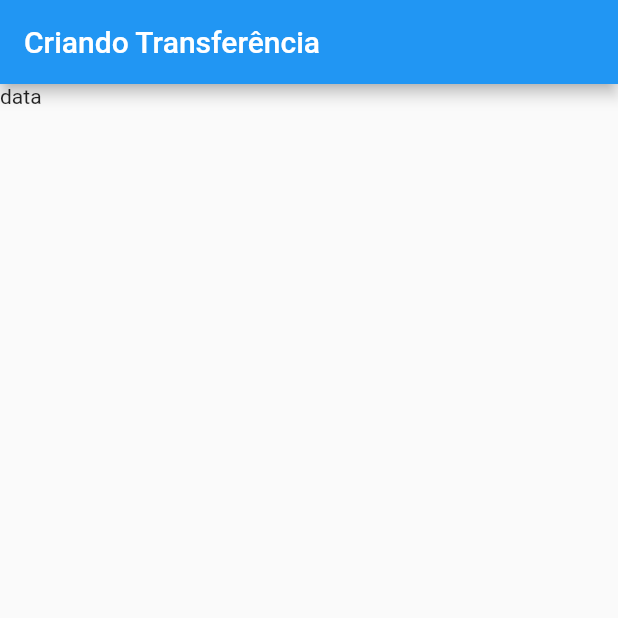
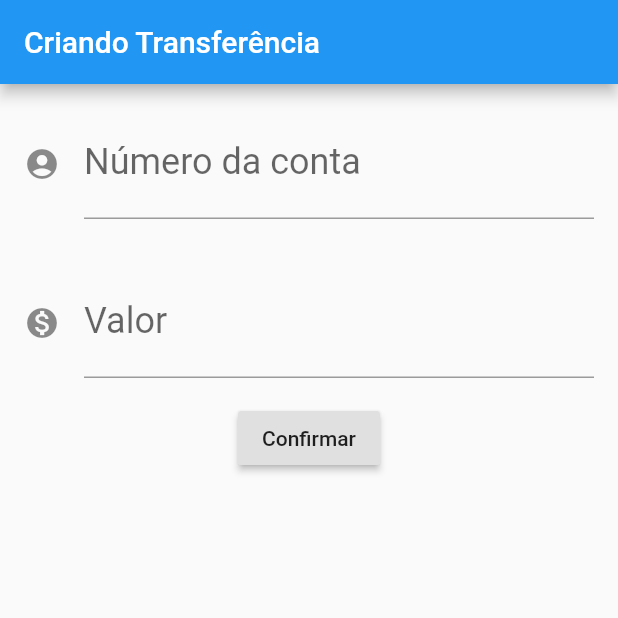
Before and after one commit to CaioGomes08/ByteBank, a Flutter app: the screen it shows after launch, on a phone screen of 412 x 824 dp, the top half of it. Run offline on Flutter 3.47's test engine with Material 2 defaults, Android fonts, the phone set to English and light mode, and no system bars.

Commit message:
Formulário para cadastrar as transferencias

```diff
--- a/lib/main.dart
+++ b/lib/main.dart
@@ -23,7 +23,43 @@ class FormularioTransferencia extends StatelessWidget {
       appBar: AppBar(
         title: Text('Criando Transferência'),
       ),
-      body: Text('data'),
+      body: Column(
+        children: <Widget>[
+          Padding(
+            padding: const EdgeInsets.all(16.0),
+            child: TextField(
+              style: TextStyle(
+                fontSize: 24.0,
+              ),
+              decoration: InputDecoration(
+                icon: Icon(Icons.account_circle),
+                labelText: 'Número da conta',
+                hintText: '0000',
+              ),
+              keyboardType: TextInputType.number,
+            ),
+          ),
+          Padding(
+            padding: const EdgeInsets.all(16.0),
+            child: TextField(
+              style: TextStyle(
+                fontSize: 24.0,
+              ),
+              decoration: InputDecoration(
+                icon: Icon(Icons.monetization_on),
+                labelText: 'Valor',
+                hintText: '0.00',
+              ),
+              keyboardType: TextInputType.number,
+            ),
+          ),
+
+          RaisedButton(
+            onPressed: () {},
+            child: Text('Confirmar'),
+          )
+        ],
+      ),
     );
   }
 }
```
